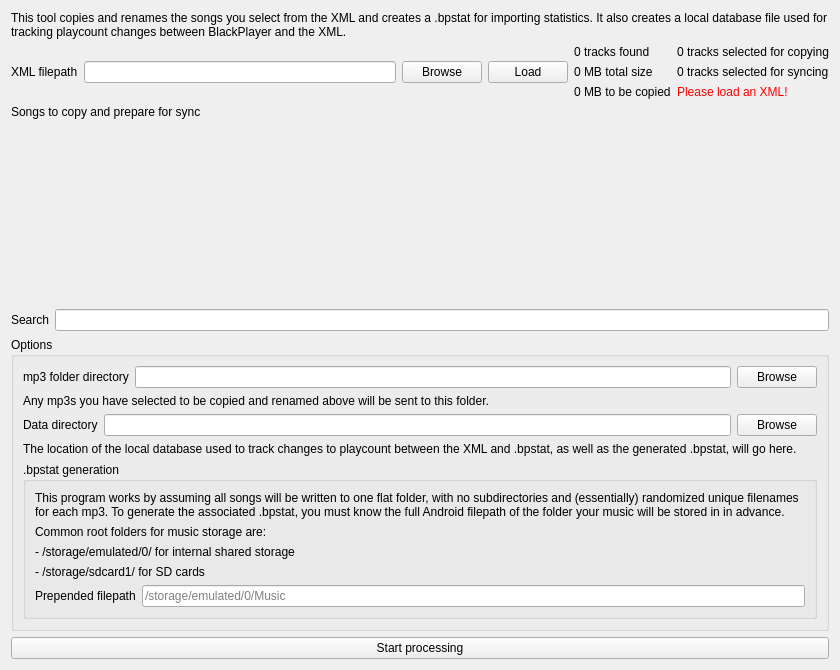
Above: first_time.ui from lgactna/bpsync before the change. Below: the same form after it.
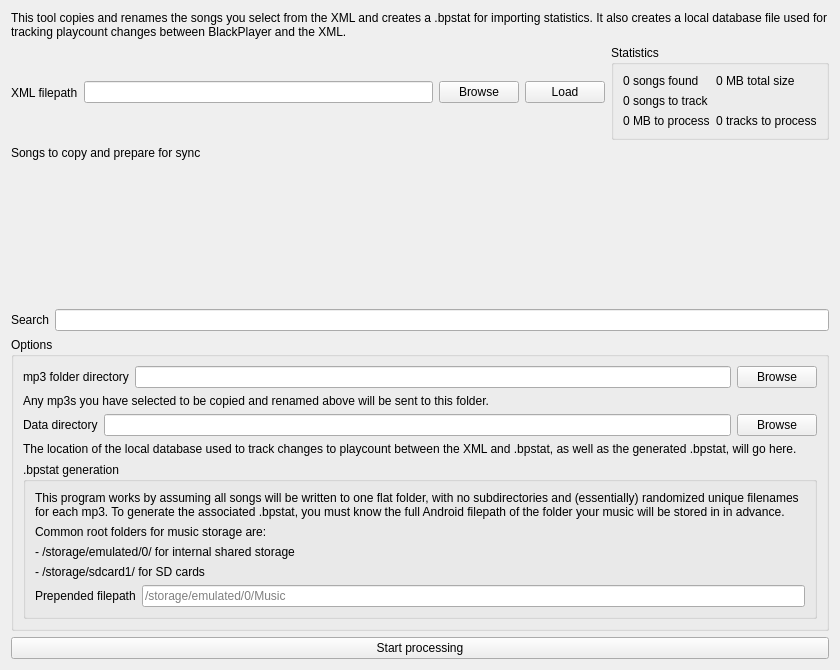
That is the form after the change. Custom widgets are drawn as their Qt base class.

Commit message: implement statistics

```diff
--- a/first_time.ui
+++ b/first_time.ui
@@ -13,7 +13,7 @@
   <property name="windowTitle">
    <string>First-time Sync Setup</string>
   </property>
-  <layout class="QVBoxLayout" name="verticalLayout_3">
+  <layout class="QVBoxLayout" name="verticalLayout_4">
    <item>
     <widget class="QLabel" name="label_2">
      <property name="text">
@@ -52,56 +52,55 @@
          </property>
         </widget>
        </item>
+      </layout>
+     </item>
+     <item>
+      <widget class="QGroupBox" name="groupBox_3">
+       <property name="title">
+        <string>Statistics</string>
+       </property>
+       <layout class="QVBoxLayout" name="verticalLayout_3">
        <item>
         <layout class="QGridLayout" name="gridLayout">
-         <item row="0" column="1">
+          <item row="0" column="0">
+           <widget class="QLabel" name="tracks_found_label">
+            <property name="text">
+             <string>0 songs found</string>
+            </property>
+           </widget>
+          </item>
+          <item row="2" column="1">
           <widget class="QLabel" name="tracks_copycount_label">
            <property name="text">
-            <string>0 tracks selected for copying</string>
+             <string>0 tracks to process</string>
            </property>
           </widget>
          </item>
-         <item row="1" column="1">
-          <widget class="QLabel" name="tracks_synccount_label">
-           <property name="text">
-            <string>0 tracks selected for syncing</string>
-           </property>
-          </widget>
-         </item>
-         <item row="1" column="0">
+          <item row="0" column="1">
           <widget class="QLabel" name="tracks_totalsize_label">
            <property name="text">
             <string>0 MB total size</string>
            </property>
           </widget>
          </item>
-         <item row="0" column="0">
-          <widget class="QLabel" name="tracks_found_label">
+          <item row="1" column="0" colspan="2">
+           <widget class="QLabel" name="tracks_synccount_label">
            <property name="text">
-            <string>0 tracks found</string>
+             <string>0 songs to track</string>
            </property>
           </widget>
          </item>
          <item row="2" column="0">
           <widget class="QLabel" name="tracks_copysize_label">
            <property name="text">
-            <string>0 MB to be copied</string>
+             <string>0 MB to process</string>
            </property>
           </widget>
          </item>
-         <item row="2" column="1">
-          <widget class="QLabel" name="tracks_error_label">
-           <property name="styleSheet">
-            <string notr="true">color:red</string>
-           </property>
-           <property name="text">
-            <string>Please load an XML!</string>
-           </property>
-          </widget>
-         </item>
         </layout>
        </item>
       </layout>
+      </widget>
      </item>
     </layout>
    </item>
```
Lines whose indentation alone changed are shown as unchanged. The commit also changes 6 other files.
